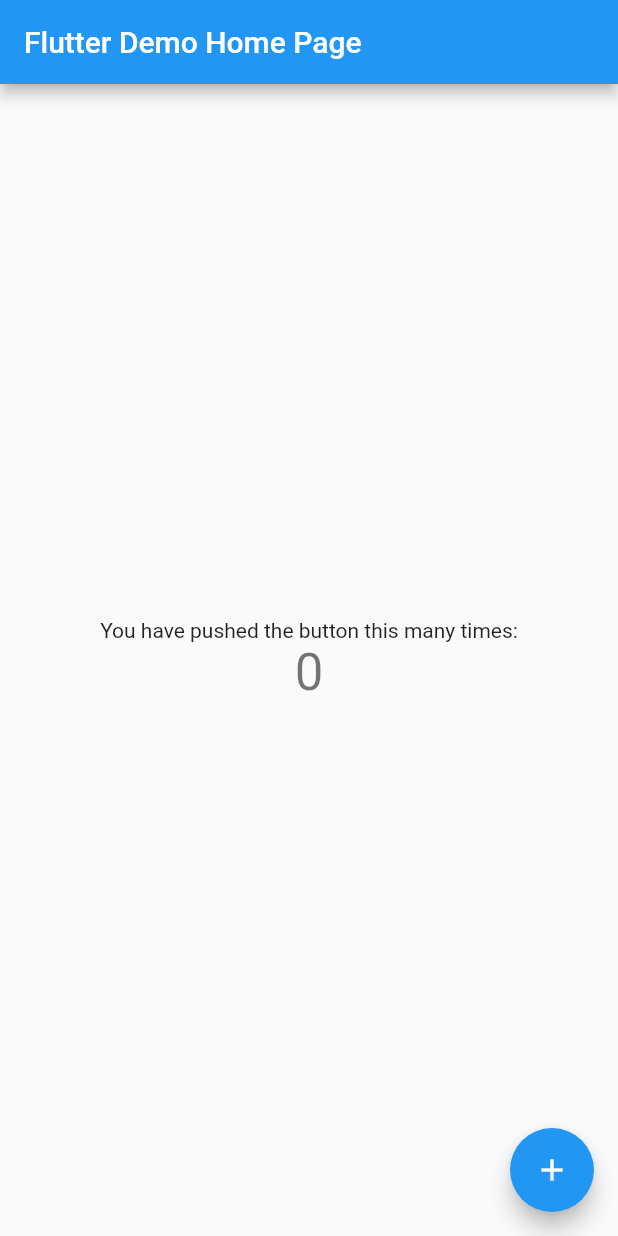
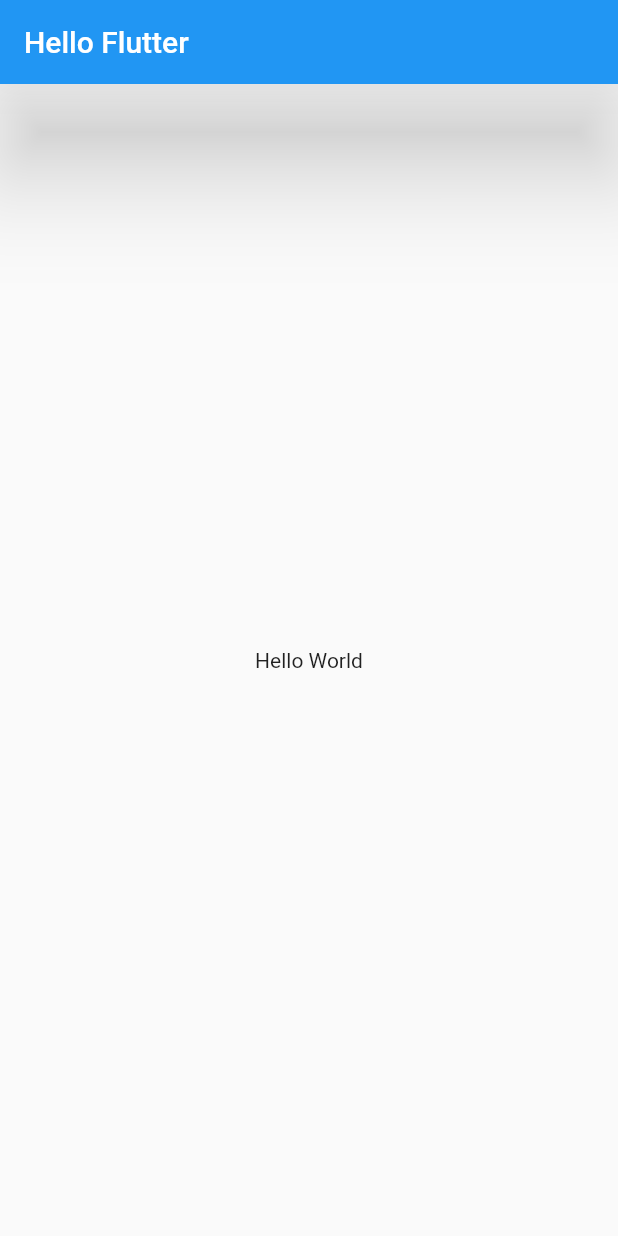
Before and after one commit to seondal/practice-flutter, a Flutter app: the screen it shows after launch, on a phone screen of 412 x 824 dp. Run offline on Flutter 3.47's test engine with Material 2 defaults, Android fonts, the light colour scheme and no system bars.

Commit message:
2.3 Hello World

```diff
--- a/practice_ui/lib/main.dart
+++ b/practice_ui/lib/main.dart
@@ -1,115 +1,23 @@
 import 'package:flutter/material.dart';
 
 void main() {
-  runApp(const MyApp());
+  runApp(App());
 }
 
-class MyApp extends StatelessWidget {
-  const MyApp({super.key});
-
-  // This widget is the root of your application.
+class App extends StatelessWidget {
   @override
   Widget build(BuildContext context) {
     return MaterialApp(
-      title: 'Flutter Demo',
-      theme: ThemeData(
-        // This is the theme of your application.
-        //
-        // Try running your application with "flutter run". You'll see the
-        // application has a blue toolbar. Then, without quitting the app, try
-        // changing the primarySwatch below to Colors.green and then invoke
-        // "hot reload" (press "r" in the console where you ran "flutter run",
-        // or simply save your changes to "hot reload" in a Flutter IDE).
-        // Notice that the counter didn't reset back to zero; the application
-        // is not restarted.
-        primarySwatch: Colors.blue,
+      home: Scaffold(
+        appBar: AppBar(
+          centerTitle: false,
+          elevation: 30,
+          title: Text('Hello Flutter'),
+        ),
+        body: Center(
+          child: Text('Hello World'),
+        ),
       ),
-      home: const MyHomePage(title: 'Flutter Demo Home Page'),
     );
   }
 }
-
-class MyHomePage extends StatefulWidget {
-  const MyHomePage({super.key, required this.title});
-
-  // This widget is the home page of your application. It is stateful, meaning
-  // that it has a State object (defined below) that contains fields that affect
-  // how it looks.
-
-  // This class is the configuration for the state. It holds the values (in this
-  // case the title) provided by the parent (in this case the App widget) and
-  // used by the build method of the State. Fields in a Widget subclass are
-  // always marked "final".
-
-  final String title;
-
-  @override
-  State<MyHomePage> createState() => _MyHomePageState();
-}
-
-class _MyHomePageState extends State<MyHomePage> {
-  int _counter = 0;
-
-  void _incrementCounter() {
-    setState(() {
-      // This call to setState tells the Flutter framework that something has
-      // changed in this State, which causes it to rerun the build method below
-      // so that the display can reflect the updated values. If we changed
-      // _counter without calling setState(), then the build method would not be
-      // called again, and so nothing would appear to happen.
-      _counter++;
-    });
-  }
-
-  @override
-  Widget build(BuildContext context) {
-    // This method is rerun every time setState is called, for instance as done
-    // by the _incrementCounter method above.
-    //
-    // The Flutter framework has been optimized to make rerunning build methods
-    // fast, so that you can just rebuild anything that needs updating rather
-    // than having to individually change instances of widgets.
-    return Scaffold(
-      appBar: AppBar(
-        // Here we take the value from the MyHomePage object that was created by
-        // the App.build method, and use it to set our appbar title.
-        title: Text(widget.title),
-      ),
-      body: Center(
-        // Center is a layout widget. It takes a single child and positions it
-        // in the middle of the parent.
-        child: Column(
-          // Column is also a layout widget. It takes a list of children and
-          // arranges them vertically. By default, it sizes itself to fit its
-          // children horizontally, and tries to be as tall as its parent.
-          //
-          // Invoke "debug painting" (press "p" in the console, choose the
-          // "Toggle Debug Paint" action from the Flutter Inspector in Android
-          // Studio, or the "Toggle Debug Paint" command in Visual Studio Code)
-          // to see the wireframe for each widget.
-          //
-          // Column has various properties to control how it sizes itself and
-          // how it positions its children. Here we use mainAxisAlignment to
-          // center the children vertically; the main axis here is the vertical
-          // axis because Columns are vertical (the cross axis would be
-          // horizontal).
-          mainAxisAlignment: MainAxisAlignment.center,
-          children: <Widget>[
-            const Text(
-              'You have pushed the button this many times:',
-            ),
-            Text(
-              '$_counter',
-              style: Theme.of(context).textTheme.headlineMedium,
-            ),
-          ],
-        ),
-      ),
-      floatingActionButton: FloatingActionButton(
-        onPressed: _incrementCounter,
-        tooltip: 'Increment',
-        child: const Icon(Icons.add),
-      ), // This trailing comma makes auto-formatting nicer for build methods.
-    );
-  }
-}
```
